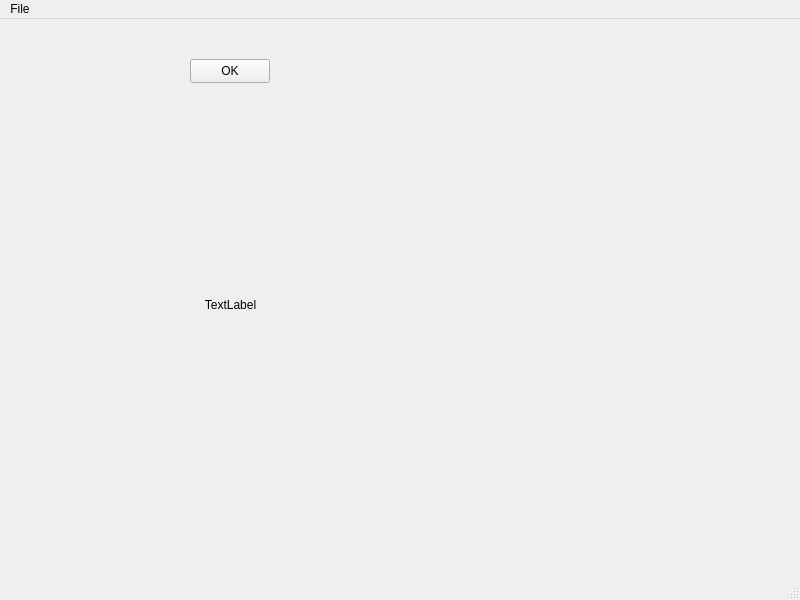
Old version of the form HW03/myui.ui in the repository WesleyCh3n/Img-Processing.
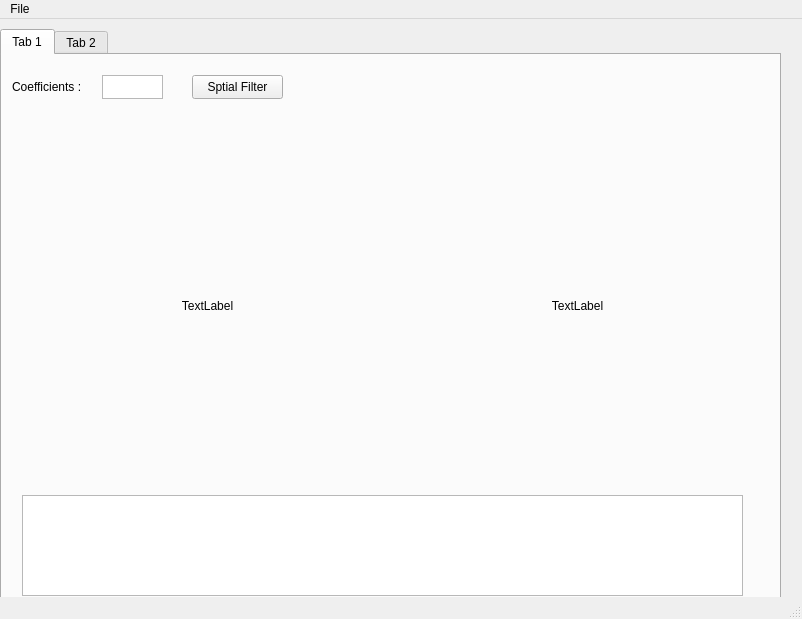
New version of the form.

Patch:
```diff
--- a/HW03/myui.ui
+++ b/HW03/myui.ui
@@ -6,21 +6,53 @@
    <rect>
     <x>0</x>
     <y>0</y>
-    <width>800</width>
-    <height>600</height>
+    <width>802</width>
+    <height>619</height>
    </rect>
   </property>
   <property name="windowTitle">
    <string>MainWindow</string>
   </property>
   <widget class="QWidget" name="centralwidget">
+   <widget class="QTabWidget" name="tabWidget">
+    <property name="geometry">
+     <rect>
+      <x>0</x>
+      <y>10</y>
+      <width>781</width>
+      <height>571</height>
+     </rect>
+    </property>
+    <property name="currentIndex">
+     <number>0</number>
+    </property>
+    <widget class="QWidget" name="tab">
+     <attribute name="title">
+      <string>Tab 1</string>
+     </attribute>
    <widget class="QLabel" name="imgLb">
     <property name="geometry">
      <rect>
       <x>30</x>
-      <y>100</y>
-      <width>401</width>
-      <height>371</height>
+        <y>70</y>
+        <width>351</width>
+        <height>361</height>
+       </rect>
+      </property>
+      <property name="text">
+       <string>TextLabel</string>
+      </property>
+      <property name="alignment">
+       <set>Qt::AlignCenter</set>
+      </property>
+     </widget>
+     <widget class="QLabel" name="imgLb_out">
+      <property name="geometry">
+       <rect>
+        <x>400</x>
+        <y>70</y>
+        <width>351</width>
+        <height>361</height>
      </rect>
     </property>
     <property name="text">
@@ -34,14 +66,70 @@
     <property name="geometry">
      <rect>
       <x>190</x>
-      <y>40</y>
-      <width>80</width>
+        <y>20</y>
+        <width>91</width>
       <height>24</height>
      </rect>
     </property>
     <property name="text">
-     <string>OK</string>
-    </property>
+       <string>Sptial Filter</string>
+      </property>
+     </widget>
+     <widget class="QTextEdit" name="textE">
+      <property name="geometry">
+       <rect>
+        <x>100</x>
+        <y>20</y>
+        <width>61</width>
+        <height>24</height>
+       </rect>
+      </property>
+      <property name="layoutDirection">
+       <enum>Qt::LeftToRight</enum>
+      </property>
+      <property name="verticalScrollBarPolicy">
+       <enum>Qt::ScrollBarAlwaysOff</enum>
+      </property>
+     </widget>
+     <widget class="QLabel" name="label">
+      <property name="geometry">
+       <rect>
+        <x>10</x>
+        <y>24</y>
+        <width>81</width>
+        <height>16</height>
+       </rect>
+      </property>
+      <property name="text">
+       <string>Coefficients :</string>
+      </property>
+     </widget>
+     <widget class="QTextBrowser" name="textB">
+      <property name="geometry">
+       <rect>
+        <x>20</x>
+        <y>440</y>
+        <width>721</width>
+        <height>101</height>
+       </rect>
+      </property>
+     </widget>
+    </widget>
+    <widget class="QWidget" name="tab_2">
+     <attribute name="title">
+      <string>Tab 2</string>
+     </attribute>
+     <widget class="QTableView" name="tableView">
+      <property name="geometry">
+       <rect>
+        <x>70</x>
+        <y>60</y>
+        <width>271</width>
+        <height>251</height>
+       </rect>
+      </property>
+     </widget>
+    </widget>
    </widget>
   </widget>
   <widget class="QMenuBar" name="menubar">
@@ -49,7 +137,7 @@
     <rect>
      <x>0</x>
      <y>0</y>
-     <width>800</width>
+     <width>802</width>
      <height>22</height>
     </rect>
    </property>
```
Lines whose indentation alone changed are shown as unchanged.
